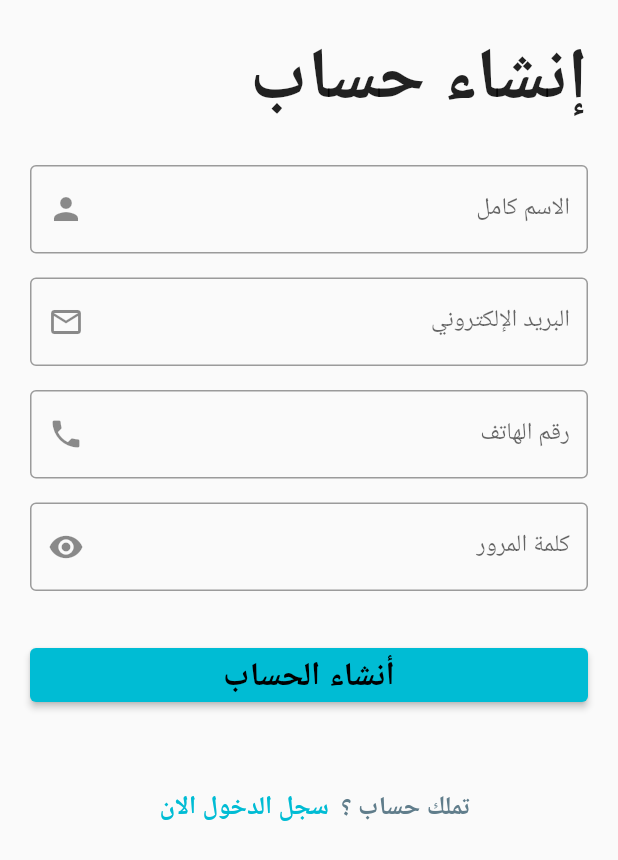
After one commit to Mar3e/eWallet, a Flutter app: the SignUpView screen opened directly, on a phone screen of 412 x 824 dp. The commit adds this screen. Shown: the top 860 px of the screen. Run offline on Flutter 3.47's test engine with Material 2 defaults, Android fonts, the phone set to English and light mode, and no system bars; accounts and stored records are empty.

Commit message:
start working on the signup view

```diff
--- /dev/null
+++ b/lib/views/signup_view.dart
@@ -0,0 +1,132 @@
+import 'package:ewalletapp/views_models/auth_view_model.dart';
+import 'package:flutter/material.dart';
+import 'package:provider/provider.dart';
+
+import '../Widgets/alert_dialog.dart';
+
+class SignUpView extends StatelessWidget {
+  const SignUpView({super.key});
+
+  @override
+  Widget build(BuildContext context) {
+    return Consumer<AuthViewModel>(
+      builder: (_, authViewModel, __) => Scaffold(
+        body: Directionality(
+          textDirection: TextDirection.rtl,
+          child: SingleChildScrollView(
+            child: Padding(
+              padding: const EdgeInsets.all(20.0),
+              child: Form(
+                key: authViewModel.signUpFormKey,
+                child: Column(
+                  crossAxisAlignment: CrossAxisAlignment.stretch,
+                  children: [
+                    const Text(
+                      "إنشاء حساب",
+                      style:
+                          TextStyle(fontSize: 48, fontWeight: FontWeight.bold),
+                    ),
+                    const SizedBox(
+                      height: 25.0,
+                    ),
+                    TextFormField(
+                      controller: authViewModel.nameController,
+                      decoration: const InputDecoration(
+                        labelText: 'الاسم كامل',
+                        border: OutlineInputBorder(),
+                        suffixIcon: Icon(Icons.person),
+                      ),
+                      validator: (value) => authViewModel.userNameValidator(),
+                    ),
+                    const SizedBox(height: 16),
+                    TextFormField(
+                      controller: authViewModel.emailController,
+                      decoration: const InputDecoration(
+                        labelText: 'البريد الإلكتروني',
+                        border: OutlineInputBorder(),
+                        suffixIcon: Icon(Icons.email_outlined),
+                      ),
+                      keyboardType: TextInputType.emailAddress,
+                      validator: (value) => authViewModel.emailValidator(),
+                    ),
+                    const SizedBox(height: 16),
+                    TextFormField(
+                      controller: authViewModel.phoneController,
+                      decoration: const InputDecoration(
+                        labelText: 'رقم الهاتف',
+                        border: OutlineInputBorder(),
+                        suffixIcon: Icon(Icons.phone),
+                      ),
+                      keyboardType: TextInputType.phone,
+                      validator: (value) => authViewModel.phoneValidator(),
+                    ),
+                    const SizedBox(height: 16),
+                    TextFormField(
+                      controller: authViewModel.passWordController,
+                      obscureText: authViewModel.obscureText,
+                      validator: (value) => authViewModel.passWordValidator(),
+                      decoration: InputDecoration(
+                        labelText: 'كلمة المرور',
+                        border: const OutlineInputBorder(),
+                        suffixIcon: IconButton(
+                            icon: Icon(authViewModel.obscureText
+                                ? Icons.visibility
+                                : Icons.visibility_off),
+                            onPressed: () => authViewModel.toggleObscureText()),
+                      ),
+                    ),
+                    const SizedBox(height: 16),
+                    const SizedBox(height: 16.0),
+                    ElevatedButton(
+                      child: const Text(
+                        'أنشاء الحساب',
+                        style: TextStyle(
+                            fontSize: 22.0, fontWeight: FontWeight.bold),
+                      ),
+                      onPressed: () => authViewModel.signUp().then(
+                        (value) {
+                          if (!value) {
+                            ShowAlertDialog().showAlert(
+                                context: context,
+                                title: "حدث خطأ ما",
+                                content:
+                                    "لم يتم العثور على المستخدم تأكد من إدخال البيانات بشكل صحيح");
+                          } else {
+                            Navigator.pop(context);
+                          }
+                        },
+                      ),
+                    ),
+                    const SizedBox(height: 40.0),
+                    Row(
+                      mainAxisAlignment: MainAxisAlignment.center,
+                      children: [
+                        const Text(
+                          "تملك حساب ؟",
+                          style: TextStyle(
+                            color: Colors.blueGrey,
+                            fontWeight: FontWeight.w700,
+                            fontSize: 17.0,
+                          ),
+                        ),
+                        TextButton(
+                            onPressed: () => Navigator.pop(context),
+                            child: const Text(
+                              "سجل الدخول الان",
+                              style: TextStyle(
+                                fontWeight: FontWeight.w700,
+                                fontSize: 17.0,
+                              ),
+                            ))
+                      ],
+                    )
+                  ],
+                ),
+              ),
+            ),
+          ),
+        ),
+      ),
+    );
+  }
+}
--- a/lib/views_models/auth_view_model.dart
+++ b/lib/views_models/auth_view_model.dart
@@ -13,16 +13,22 @@ class AuthViewModel extends ChangeNotifier {
   User? _currentUser;
   bool _isSigned = false;
   bool _obscureText = true;
-  final _formKey = GlobalKey<FormState>();
+  final _signInFormKey = GlobalKey<FormState>();
+  final _signUpFormKey = GlobalKey<FormState>();
   final TextEditingController _passWordController = TextEditingController();
   final TextEditingController _emailController = TextEditingController();
+  final TextEditingController _nameController = TextEditingController();
+  final TextEditingController _phoneController = TextEditingController();
 
   User? get currentUser => _currentUser;
   bool get isSigned => _isSigned;
   bool get obscureText => _obscureText;
-  get formKey => _formKey;
+  get signInFormKey => _signInFormKey;
+  get signUpFormKey => _signUpFormKey;
   get passWordController => _passWordController;
   get emailController => _emailController;
+  get phoneController => _phoneController;
+  get nameController => _nameController;
 
   void toggleObscureText() {
     _obscureText = !_obscureText;
@@ -31,12 +37,13 @@ class AuthViewModel extends ChangeNotifier {
 
   Future<bool> signIn() async {
     try {
-      if (formValidator()) {
+      if (signInFormValidator()) {
         final user = await _authRepository.getUser(
             _emailController.text, _passWordController.text);
         if (user != null) {
           _currentUser = user;
           _isSigned = true;
+          print(_currentUser!.userName);
           notifyListeners();
           return true; // Sign-in successful
         } else {
@@ -52,16 +59,28 @@ class AuthViewModel extends ChangeNotifier {
     }
   }
 
-  Future<bool> signUp(String userName, String userEmail, int userPhone,
-      String userPassword) async {
+  Future<bool> signUp() async {
     try {
-      final newUser = await _authRepository.addUser(
-          userName, userEmail, userPhone, userPassword);
+      if (signUpFormValidator()) {
+        final newUser = await _authRepository.addUser(
+            _nameController.text,
+            _emailController.text,
+            int.parse(_phoneController.text),
+            _passWordController.text);
+        if (newUser != null) {
+          _currentUser = newUser;
+          _isSigned = true;
+          print(_currentUser!.userName);
+          notifyListeners();
+          return true;
+        } else {
+          return false;
+        }
+      } else {
+        return true;
+      }
 
-      _currentUser = newUser;
-      _isSigned = true;
-      notifyListeners();
-      return true; // Sign-up successful
+      // Sign-up successful
     } catch (e) {
       debugPrint('Sign-up error: $e');
       return false; // Sign-up failed
@@ -78,9 +97,16 @@ class AuthViewModel extends ChangeNotifier {
 
   String? emailValidator() => validateEmail(_emailController.text);
   String? passWordValidator() => notEmpty(_passWordController.text);
+  String? userNameValidator() => notEmpty(_nameController.text);
+  String? phoneValidator() => validatePhone(_phoneController.text);
 
-  bool formValidator() {
-    bool isValid = _formKey.currentState!.validate();
+  bool signInFormValidator() {
+    bool isValid = _signInFormKey.currentState!.validate();
+    return isValid;
+  }
+
+  bool signUpFormValidator() {
+    bool isValid = _signUpFormKey.currentState!.validate();
     return isValid;
   }
 }
```
Also changed, not shown: lib/main.dart (+13 -11 lines), lib/views/dashboard_view.dart (+22 -29 lines), lib/views/signup.dart (deleted, +0 -151 lines).
